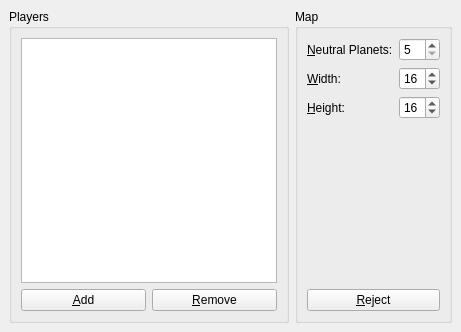
This is newGameDialog.ui in KDE/konquest as Qt 5 draws it before an edit. The edited form follows.
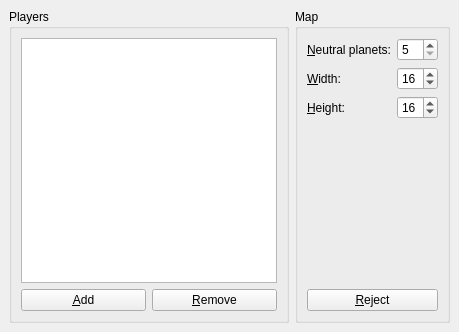
This is the edited form. Custom widgets are drawn as their Qt base class.

Commit message: i18n style guide fixes: http://techbase.kde.org/Projects/Usability/HIG/Capitalization

The edit to the form file:
```diff
--- a/newGameDialog.ui
+++ b/newGameDialog.ui
@@ -156,7 +156,7 @@
         <item row="0" column="0" >
          <widget class="QLabel" name="label_2" >
           <property name="text" >
-           <string>&amp;Neutral Planets:</string>
+           <string>&amp;Neutral planets:</string>
           </property>
           <property name="buddy" >
            <cstring>neutralPlanetsSB</cstring>
```
